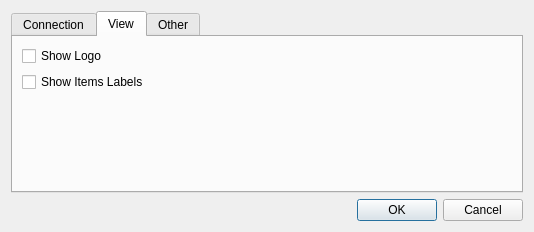
The window that Monitor/DialogSettings.ui (whiteman-kr/u7set) describes before a commit, drawn with Qt 5.
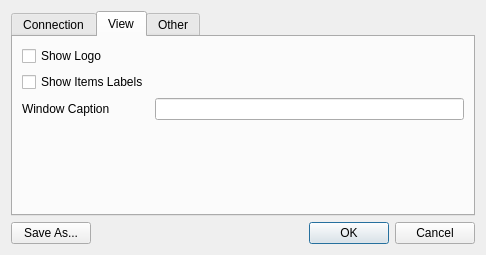
The same window after the commit. The open tabs and pages were chosen to show the change.

Commit message: RPCT-2362, Monitor: Added arguments parsing + loading optional settings.

```diff
--- a/Monitor/DialogSettings.ui
+++ b/Monitor/DialogSettings.ui
@@ -9,8 +9,8 @@
    <rect>
     <x>0</x>
     <y>0</y>
-    <width>534</width>
-    <height>226</height>
+    <width>486</width>
+    <height>255</height>
    </rect>
   </property>
   <property name="windowTitle">
@@ -22,8 +22,25 @@
   <property name="modal">
    <bool>true</bool>
   </property>
-  <layout class="QVBoxLayout" name="verticalLayout">
-   <item>
+  <layout class="QGridLayout" name="gridLayout_2">
+   <item row="2" column="1">
+    <widget class="QDialogButtonBox" name="buttonBox">
+     <property name="focusPolicy">
+      <enum>Qt::TabFocus</enum>
+     </property>
+     <property name="standardButtons">
+      <set>QDialogButtonBox::Cancel|QDialogButtonBox::Ok</set>
+     </property>
+    </widget>
+   </item>
+   <item row="2" column="0">
+    <widget class="QPushButton" name="saveAsButton">
+     <property name="text">
+      <string>Save As...</string>
+     </property>
+    </widget>
+   </item>
+   <item row="0" column="0" colspan="2">
     <widget class="QTabWidget" name="tabControl">
      <property name="currentIndex">
       <number>0</number>
@@ -130,22 +147,22 @@
       <attribute name="title">
        <string>View</string>
       </attribute>
-      <layout class="QVBoxLayout" name="verticalLayout_3">
-       <item>
+      <layout class="QFormLayout" name="formLayout">
+       <item row="0" column="0">
         <widget class="QCheckBox" name="checkShowLogo">
          <property name="text">
           <string>Show Logo</string>
          </property>
         </widget>
        </item>
-       <item>
+       <item row="1" column="0">
         <widget class="QCheckBox" name="checkShowItemsLabels">
          <property name="text">
           <string>Show Items Labels</string>
          </property>
         </widget>
        </item>
-       <item>
+       <item row="3" column="0">
         <spacer name="verticalSpacer_3">
          <property name="orientation">
           <enum>Qt::Vertical</enum>
@@ -158,6 +175,16 @@
          </property>
         </spacer>
        </item>
+       <item row="2" column="0">
+        <widget class="QLabel" name="windowCaptionLabel">
+         <property name="text">
+          <string>Window Caption</string>
+         </property>
+        </widget>
+       </item>
+       <item row="2" column="1">
+        <widget class="QLineEdit" name="windowCaptionEdit"/>
+       </item>
       </layout>
      </widget>
      <widget class="QWidget" name="tabOther">
@@ -189,13 +216,6 @@
      </widget>
     </widget>
    </item>
-   <item>
-    <widget class="QDialogButtonBox" name="buttonBox">
-     <property name="standardButtons">
-      <set>QDialogButtonBox::Cancel|QDialogButtonBox::Ok</set>
-     </property>
-    </widget>
-   </item>
   </layout>
  </widget>
  <tabstops>
```
Left out of the diff: 17 changed lines with no effect on the pictures. The commit also changes 21 other files.
